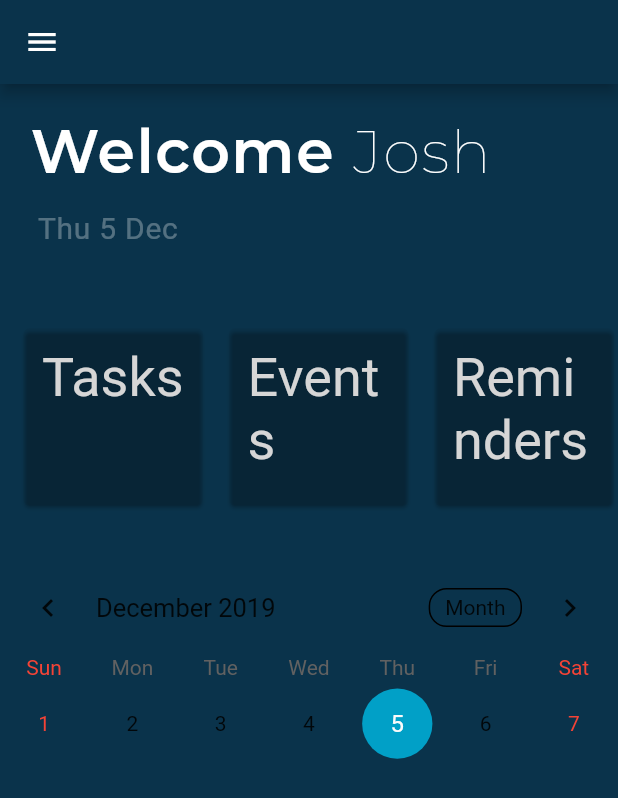
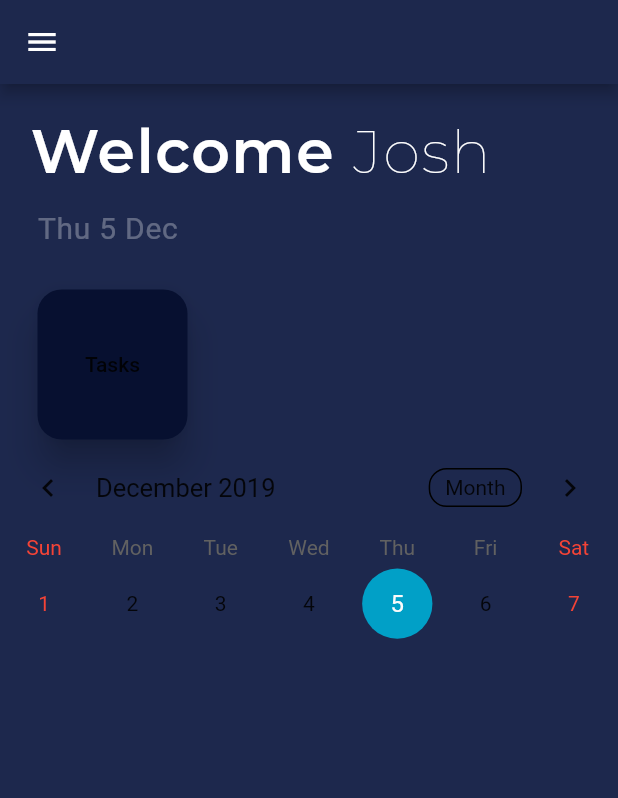
Before and after one commit to MisterJoz/Productivist, a Flutter app: the screen it shows after launch, after a tap on "Log In", on a phone screen of 412 x 824 dp. Shown: the top 798 px of the screen. Run offline on Flutter 3.47's test engine with Material 2 defaults, Android fonts, the phone set to English and light mode, and no system bars; drawn by our look-alikes of table_calendar; Roboto replaces fonts that are missing (Calibre-Semibold); project files that could hold a hidden picture were left out.

Commit message:
changed background color

```diff
--- a/lib/main.dart
+++ b/lib/main.dart
@@ -103,7 +103,7 @@ class _MyHomePageState extends State<MyHomePage> {
 
     // Actual UI Design starts here
     return Scaffold(
-      backgroundColor: Color.fromRGBO(10, 51, 75, 1),
+      backgroundColor: Color(0xFF1d284d),
       body: ListView(
         children: <Widget>[
           Padding(
--- a/lib/screens/welcome_page.dart
+++ b/lib/screens/welcome_page.dart
@@ -25,9 +25,9 @@ class _WelcomePageState extends State<WelcomePage> {
   Widget build(BuildContext context) {
     return Scaffold(
       appBar: AppBar(
-        backgroundColor: Color.fromRGBO(10, 51, 75, 1),
+        backgroundColor: Color(0xFF1d284d),
       ),
-      backgroundColor: Color.fromRGBO(10, 51, 75, 1),
+      backgroundColor: Color(0xFF1d284d),
       drawer: Drawer(
         // Add a ListView to the drawer. This ensures the user can scroll
         // through the options in the drawer if there isn't enough vertical
@@ -123,34 +123,43 @@ class _WelcomePageState extends State<WelcomePage> {
 
 
                 // Holds section cards (tasks, events, reminders)
-                Container(
-                  decoration: BoxDecoration(
-                    color: Color.fromRGBO(10, 51, 75, 1),
-                    borderRadius: BorderRadius.all(Radius.circular(4.0)),
-                  ),
-                  margin: EdgeInsets.fromLTRB(0, 10, 0, 20),
-                  height: 150,
-                  child: ListView(
-                    scrollDirection: Axis.horizontal,
+
+                  Row(
                     children: <Widget>[
-                      //Task card
-                      Card(
+
+                      //Task button
+                      Padding(
+                        padding: EdgeInsets.fromLTRB(25, 0, 0, 0),
+                        child: SizedBox(
+                          width: 100,
+                          height: 100,
+                          child: RaisedButton(
+                            elevation: 10,
+                            child: Text("Tasks"),
+                            onPressed: (){},
+                            shape: RoundedRectangleBorder(
+                              borderRadius: new BorderRadius.circular(16.0),
+                            ),
+                            color: Color(0xFF071030),
+                          )
+                        ),
+                      ),
+                      /*Card(
                         color: Color.fromRGBO(15, 37, 51, 0),
-                        margin: EdgeInsets.fromLTRB(16.0, 16.0, 2.0, 16.0),
+                        margin: EdgeInsets.fromLTRB(0, 0, 0, 0),
                         child: Padding(
                           padding: EdgeInsets.all(12.0),
                           child: Row(
-                            crossAxisAlignment: CrossAxisAlignment.stretch,
+                            //crossAxisAlignment: CrossAxisAlignment.stretch,
                             children: <Widget>[
-                              SizedBox(
-                                width: 95,
+                              RaisedButton(
                                 child: Text(
                                   "Tasks",
                                   style: TextStyle(
-                                    fontSize: 36.0,
+                                    fontSize: 20,
                                     color: Colors.grey[350],
                                   ),
-                                ),
+                                ), onPressed: () {},
                               ),
                             ],
                           ),
@@ -203,10 +212,10 @@ class _WelcomePageState extends State<WelcomePage> {
                             ],
                           ),
                         ),
-                      ),
+                      ),*/
                     ],
                   ),
-                ),
+
 
                 // Calendar where forecast should be
                 Container(
```
